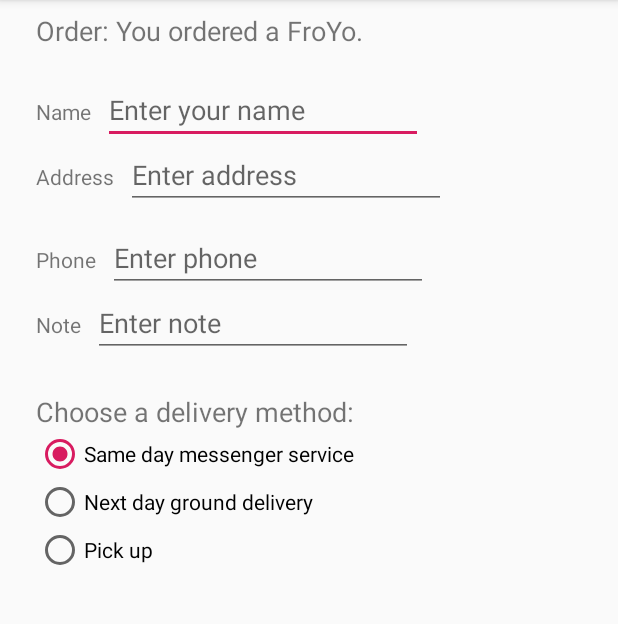
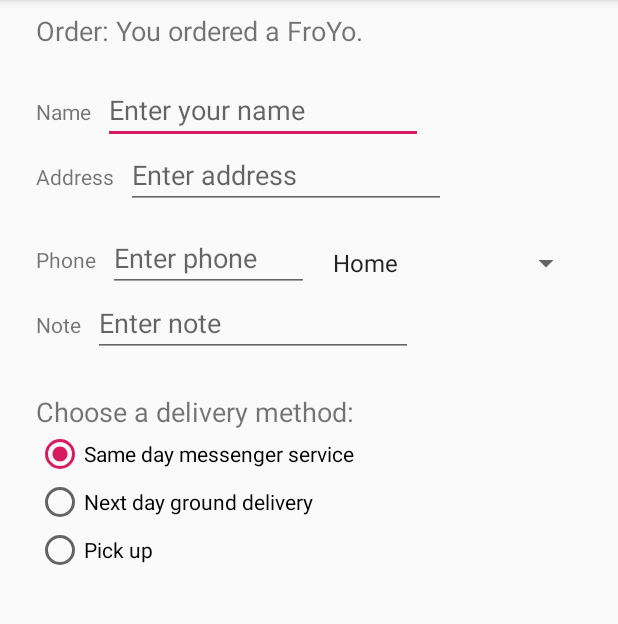
Before and after one commit to thom1376/Lab4, an Android app: the screen it shows after launch (OrderActivity), after a tap on an icon or button, on a phone screen of 412 x 824 dp, the part 84-708 px from its top. Run offline under Robolectric (Android 15) with nearby library versions, the phone set to English and light mode, and no system bars.

Commit message:
Add Spinner to Droid Cafe Input project

```diff
--- a/DroidCafeInput/app/src/main/java/com/example/android/droidcafeinput/OrderActivity.java
+++ b/DroidCafeInput/app/src/main/java/com/example/android/droidcafeinput/OrderActivity.java
@@ -4,11 +4,15 @@ import android.content.Intent;
 import android.os.Bundle;
 import android.support.v7.app.AppCompatActivity;
 import android.view.View;
+import android.widget.AdapterView;
+import android.widget.ArrayAdapter;
 import android.widget.RadioButton;
+import android.widget.Spinner;
 import android.widget.TextView;
 import android.widget.Toast;
 
-public class OrderActivity extends AppCompatActivity {
+public class OrderActivity extends AppCompatActivity implements
+        AdapterView.OnItemSelectedListener {
 
     @Override
     protected void onCreate(Bundle savedInstanceState) {
@@ -20,6 +24,24 @@ public class OrderActivity extends AppCompatActivity {
                 intent.getStringExtra(MainActivity.EXTRA_MESSAGE);
         TextView textView = findViewById(R.id.order_textview);
         textView.setText(message);
+
+        // Create the spinner.
+        Spinner spinner = findViewById(R.id.label_spinner);
+        if (spinner != null) {
+            spinner.setOnItemSelectedListener(this);
+        }
+
+        // Create ArrayAdapter using the string array and default spinner layout.
+        ArrayAdapter<CharSequence> adapter = ArrayAdapter.createFromResource(this,
+                R.array.labels_array, android.R.layout.simple_spinner_item);
+
+        // Specify the layout to use when the list of choices appears.
+        adapter.setDropDownViewResource
+                (android.R.layout.simple_spinner_dropdown_item);
+        // Apply the adapter to the spinner.
+        if (spinner != null) {
+            spinner.setAdapter(adapter);
+        }
     }
 
     public void displayToast(String message) {
@@ -52,4 +74,15 @@ public class OrderActivity extends AppCompatActivity {
                 break;
         }
     }
+
+    @Override
+    public void onItemSelected(AdapterView<?> parent, View view, int position, long id) {
+        String spinnerLabel = parent.getItemAtPosition(position).toString();
+        displayToast(spinnerLabel);
+    }
+
+    @Override
+    public void onNothingSelected(AdapterView<?> parent) {
+
+    }
 }
--- a/DroidCafeInput/app/src/main/res/layout/activity_order.xml
+++ b/DroidCafeInput/app/src/main/res/layout/activity_order.xml
@@ -77,14 +77,14 @@
 
     <EditText
         android:id="@+id/phone_text"
-        android:layout_width="wrap_content"
+        android:layout_width="134dp"
         android:layout_height="wrap_content"
         android:layout_marginStart="8dp"
         android:layout_marginLeft="8dp"
         android:ems="10"
         android:hint="@string/enter_phone_hint"
         android:inputType="phone"
-        app:layout_constraintBaseline_toBaselineOf="@id/phone_label"
+        app:layout_constraintBaseline_toBaselineOf="@+id/phone_label"
         app:layout_constraintStart_toEndOf="@+id/phone_label" />
 
     <TextView
@@ -154,4 +154,17 @@
             android:text="@string/pick_up" />
     </RadioGroup>
 
+    <Spinner
+        android:id="@+id/label_spinner"
+        android:layout_width="0dp"
+        android:layout_height="wrap_content"
+        android:layout_marginStart="8dp"
+        android:layout_marginLeft="8dp"
+        android:layout_marginTop="24dp"
+        android:layout_marginEnd="24dp"
+        android:layout_marginRight="24dp"
+        app:layout_constraintEnd_toEndOf="parent"
+        app:layout_constraintStart_toEndOf="@+id/phone_text"
+        app:layout_constraintTop_toBottomOf="@+id/address_text" />
+
 </android.support.constraint.ConstraintLayout>
--- a/DroidCafeInput/app/src/main/res/values/strings.xml
+++ b/DroidCafeInput/app/src/main/res/values/strings.xml
@@ -21,4 +21,10 @@
     <string name="same_day_messenger_service">Same day messenger service</string>
     <string name="next_day_ground_delivery">Next day ground delivery</string>
     <string name="pick_up">Pick up</string>
+    <string-array name="labels_array">
+        <item>Home</item>
+        <item>Work</item>
+        <item>Mobile</item>
+        <item>Other</item>
+    </string-array>
 </resources>
```
